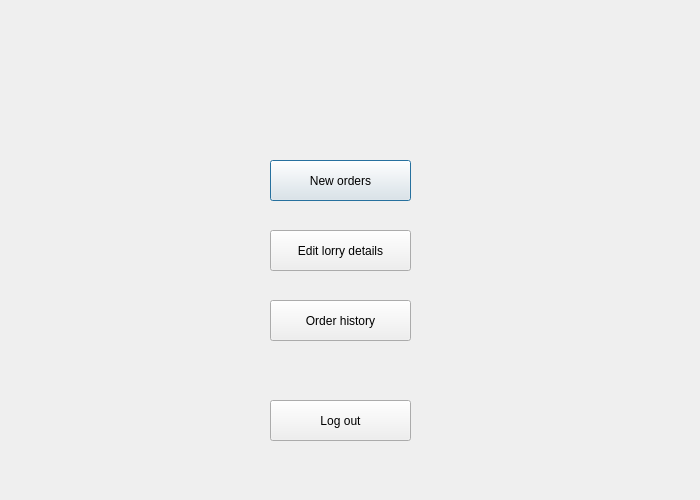
FratiaXd/SDI, file sdi_app/gui/menu_driver.ui: the form before one commit.
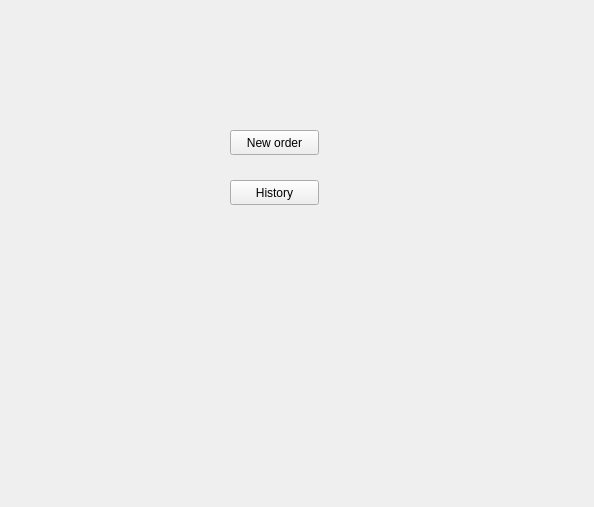
The form after the commit.

Diff of the .ui file:
```diff
--- a/sdi_app/gui/menu_driver.ui
+++ b/sdi_app/gui/menu_driver.ui
@@ -1,68 +1,42 @@
 <?xml version="1.0" encoding="UTF-8"?>
 <ui version="4.0">
  <class>menu_driver</class>
- <widget class="QDialog" name="menu_driver">
+ <widget class="QWidget" name="menu_driver">
   <property name="geometry">
    <rect>
     <x>0</x>
     <y>0</y>
-    <width>700</width>
-    <height>500</height>
+    <width>594</width>
+    <height>507</height>
    </rect>
   </property>
   <property name="windowTitle">
    <string>Dialog</string>
   </property>
-  <widget class="QPushButton" name="pushButton_3">
-   <property name="geometry">
-    <rect>
-     <x>270</x>
-     <y>160</y>
-     <width>141</width>
-     <height>41</height>
-    </rect>
-   </property>
-   <property name="text">
-    <string>New orders</string>
-   </property>
-  </widget>
   <widget class="QPushButton" name="pushButton">
    <property name="geometry">
     <rect>
-     <x>270</x>
-     <y>400</y>
-     <width>141</width>
-     <height>41</height>
+     <x>230</x>
+     <y>130</y>
+     <width>89</width>
+     <height>25</height>
     </rect>
    </property>
    <property name="text">
-    <string>Log out</string>
+    <string>New order</string>
    </property>
   </widget>
   <widget class="QPushButton" name="pushButton_2">
    <property name="geometry">
     <rect>
-     <x>270</x>
-     <y>300</y>
-     <width>141</width>
-     <height>41</height>
+     <x>230</x>
+     <y>180</y>
+     <width>89</width>
+     <height>25</height>
     </rect>
    </property>
    <property name="text">
-    <string>Order history</string>
-   </property>
-  </widget>
-  <widget class="QPushButton" name="pushButton_4">
-   <property name="geometry">
-    <rect>
-     <x>270</x>
-     <y>230</y>
-     <width>141</width>
-     <height>41</height>
-    </rect>
-   </property>
-   <property name="text">
-    <string>Edit lorry details</string>
+    <string>History</string>
    </property>
   </widget>
  </widget>
```
Left out of the diff: 2 changed lines with no effect on the pictures.
